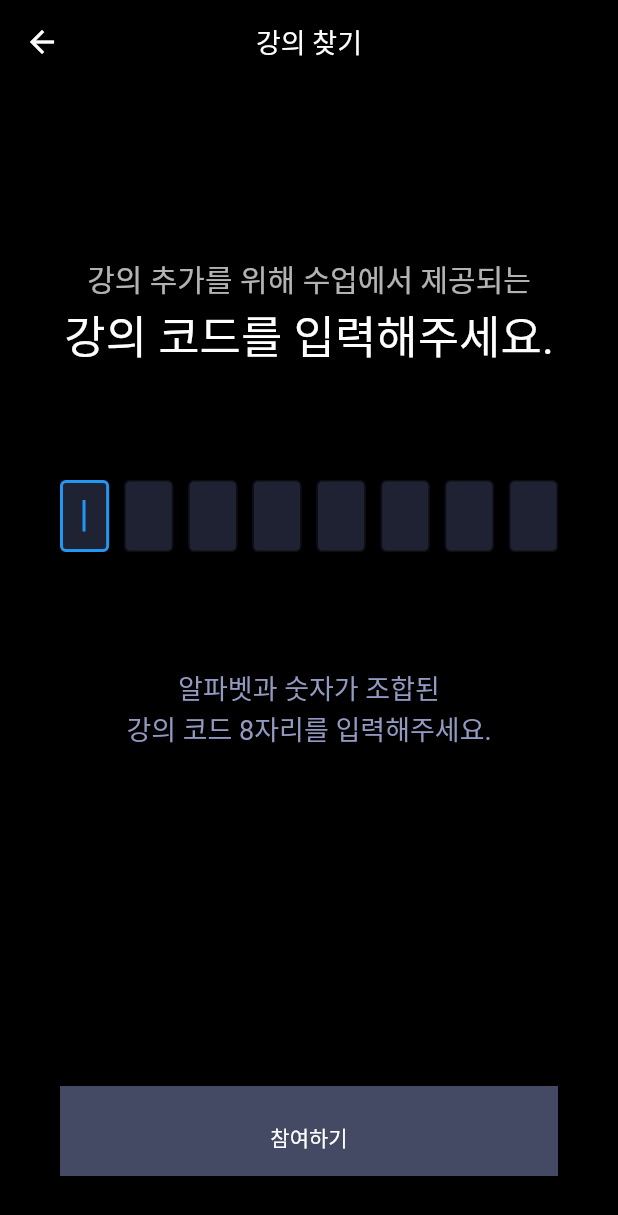
After one commit to kimkihwan/workshop, a Flutter app: the LectureMain screen opened directly, after a tap on the "add" icon, on a phone screen of 412 x 824 dp. The commit adds this screen. Shown: the top 1215 px of the screen. Run offline on Flutter 3.47's test engine with Material 2 defaults, Android fonts, the phone set to English and light mode, and no system bars; our stand-ins replace dotted_border, image_picker.

Commit message:
Lecture Code View
Lecture Code View

```diff
--- a/lib/lecture.dart
+++ b/lib/lecture.dart
@@ -1,4 +1,5 @@
 import 'package:flutter/material.dart';
+import 'package:workshop/lecture_code.dart';
 
 
 class LectureMain extends StatelessWidget {
@@ -91,7 +92,12 @@ class LectureMain extends StatelessWidget {
         ),
       ),
       floatingActionButton: FloatingActionButton(
-        onPressed: null,
+        onPressed: () {
+          Navigator.push(
+            context,
+            MaterialPageRoute(builder: (context) => LectureCode()),
+          );
+        },
         child: Icon(Icons.add),
         backgroundColor: Color(0xFF4F57FF),
       ),
--- /dev/null
+++ b/lib/lecture_code.dart
@@ -0,0 +1,147 @@
+import 'package:flutter/material.dart';
+import 'package:workshop/pin/pin_put.dart';
+
+
+class LectureCode extends StatefulWidget {
+  LectureCode({Key key, this.title}) : super(key: key);
+
+  final String title;
+
+  @override
+  _Pinstate createState() => _Pinstate();
+}
+
+class _Pinstate extends State<LectureCode> {
+
+  TextStyle style = TextStyle(fontSize: 17.0);
+  bool isInput = false;
+
+  @override
+  Widget build(BuildContext context) {
+
+    final joinButton = GestureDetector(
+      onTap: () {
+      },
+      child:
+      Container(
+        width: double.infinity,
+        height: 60,
+        // margin: EdgeInsets.only(left: 20, top: 63, right: 20),
+        child: Stack(
+          alignment: Alignment.center,
+          children: [
+            Positioned(
+              left: 0,
+              top: 0,
+              right: 0,
+              child: Container(
+                width: double.infinity,
+                height: 60,
+                decoration: BoxDecoration(
+                  gradient: LinearGradient(
+                    begin: Alignment.centerLeft, //Alignment(0, 0.5),
+                    end: Alignment.centerRight, //Alignment(1, 0.5),
+                    stops: [
+                      0.15625,
+                      0.94375,
+                    ],
+                    colors: isInput? [
+                      Color.fromARGB(255, 53, 207, 187),
+                      Color.fromARGB(255, 71, 90, 239),
+                    ] : [
+                      Color(0xFF444964),
+                      Color(0xFF444964)
+                    ],
+                  ),
+                ),
+                child: Container(),
+              ),
+            ),
+            Positioned(
+              top: 24,
+              child: Text("참여하기", style: TextStyle(color: Colors.white))
+            ),
+          ],
+        ),
+      ),
+    );
+
+    return MaterialApp(
+      theme: ThemeData(
+        primaryColor: Color(0xFFFEA42F),
+        //hintColor: Color(0xFFFEA42F),
+      ),
+      home: Scaffold(
+        resizeToAvoidBottomInset: false,
+          appBar: AppBar(
+            leading: IconButton(
+              icon: Icon(
+                Icons.arrow_back,
+                color: Colors.white
+              ),
+              onPressed: () => Navigator.of(context).pop(),
+            ),
+            centerTitle: true,
+            title: Text("강의 찾기", style: TextStyle(color:Colors.white, fontSize: 18,)),
+            backgroundColor: Colors.black,
+            elevation: 0.0,
+          ),
+          backgroundColor: Colors.black,
+          body: Builder(
+            builder: (context) => Padding(
+                padding: const EdgeInsets.all(40.0),
+                child: Center(
+                  child: Column(
+                    mainAxisAlignment: MainAxisAlignment.start,
+                    mainAxisSize: MainAxisSize.max,
+                    children: <Widget>[
+                      Spacer(),
+                      Align(
+                        alignment: Alignment.topCenter,
+                        child: Container(
+                          width: MediaQuery.of(context).size.width,
+                          alignment: Alignment.center,
+                          child: Column(
+                            children: <Widget>[
+                              Text("강의 추가를 위해 수업에서 제공되는", style: TextStyle(color: Colors.white70, fontSize: 20)),
+                              Text("강의 코드를 입력해주세요.", style: TextStyle(color: Colors.white, fontSize: 30)),
+                            ]
+                          )
+                        ),
+                      ),
+                      Spacer(),
+                      PinPut(
+                        fieldsCount: 8,
+                        onSubmit: (String pin) => _changeButton(pin),
+                      ),
+                      Spacer(),
+                      Align(
+                        alignment: Alignment.topCenter,
+                        child: Container(
+                          width: MediaQuery.of(context).size.width,
+                          alignment: Alignment.center,
+                          child: Column(
+                            children: <Widget>[
+                              Text("알파벳과 숫자가 조합된", style: TextStyle(color: Color(0xFF939AC2), fontSize: 18)),
+                              Text("강의 코드 8자리를 입력해주세요.", style: TextStyle(color: Color(0xFF939AC2), fontSize: 18)),
+                            ]
+                          )
+                        ),
+                      ),
+                      Spacer(),
+                      Spacer(),
+                      Spacer(),
+                      joinButton,
+                    ],
+                  )
+                ),
+              ),
+            )));
+  }
+
+  void _changeButton(String pin) {
+      setState(() {
+        isInput = true;
+      });
+  }
+}
--- a/lib/login_page.dart
+++ b/lib/login_page.dart
@@ -160,9 +160,9 @@ class _LoginPage extends State<LoginPage> {
             GestureDetector(
               onTap: () {
                 Navigator.push(
-                    context,
-                    MaterialPageRoute(builder: (context) => LectureMain()),
-                  );
+                  context,
+                  MaterialPageRoute(builder: (context) => LectureMain()),
+                );
               },
               child:
               Container(
--- a/lib/pin/pin_put.dart
+++ b/lib/pin/pin_put.dart
@@ -7,7 +7,7 @@ class PinPut extends StatefulWidget {
     @required this.fieldsCount,
     this.onClear,
     this.spaceBetween = 10.0,
-    this.textStyle = const TextStyle(fontSize: 14, fontWeight: FontWeight.bold),
+    this.textStyle = const TextStyle(color: Colors.white, fontSize: 18, fontWeight: FontWeight.bold),
     this.pasteButtonIcon = const Icon(Icons.content_paste, size: 30),
     this.isTextObscure = false,
     this.keyboardType = TextInputType.text,
@@ -22,7 +22,7 @@ class PinPut extends StatefulWidget {
             EdgeInsets.only(left: 8.0, right: 8.0, top: 8.0, bottom: 8.0),
         border: OutlineInputBorder(),
         filled: true,
-        fillColor: Colors.white,
+        fillColor: Color(0xFF1F2232),
         counterText: ''),
     this.containerHeight = 50.0,
   }) : assert(fieldsCount > 0);
```
